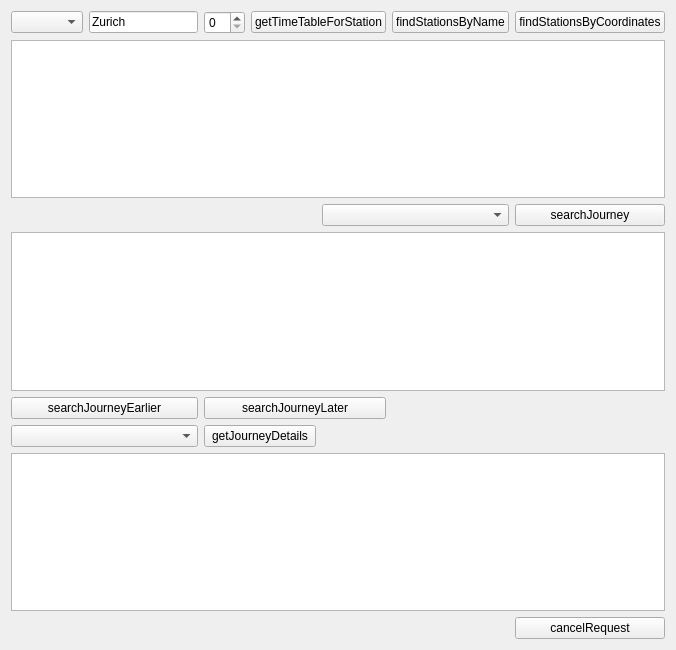
The window that src/gui/desktop-test/mainwindow.ui (smurfy/fahrplan) describes before a commit, drawn with Qt 5.
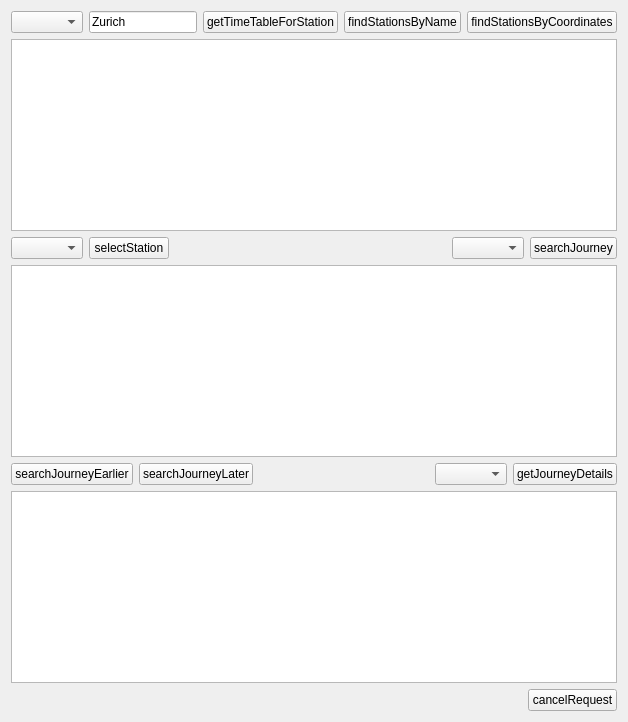
The same window after the commit.

Commit message:
Test UI: Ability to select any station from the search results
Also some small re-layout of the UI.

The edit to the form file:
```diff
--- a/src/gui/desktop-test/mainwindow.ui
+++ b/src/gui/desktop-test/mainwindow.ui
@@ -2,102 +2,156 @@
 <ui version="4.0">
  <class>MainWindow</class>
  <widget class="QMainWindow" name="MainWindow">
-  <property name="geometry">
-   <rect>
-    <x>0</x>
-    <y>0</y>
-    <width>676</width>
-    <height>650</height>
-   </rect>
-  </property>
   <property name="windowTitle">
    <string>MainWindow</string>
   </property>
   <widget class="QWidget" name="centralWidget">
-   <layout class="QGridLayout" name="gridLayout">
-    <item row="0" column="0">
+   <layout class="QVBoxLayout" name="verticalLayout">
+    <item>
+     <layout class="QHBoxLayout" name="horizontalLayout_2">
+      <item>
      <widget class="QComboBox" name="parser"/>
     </item>
-    <item row="0" column="1">
+      <item>
      <widget class="QLineEdit" name="stationName">
       <property name="text">
        <string>Zurich</string>
       </property>
      </widget>
     </item>
-    <item row="0" column="3" colspan="2">
+      <item>
      <widget class="QPushButton" name="getTimeTableForStation">
       <property name="text">
        <string>getTimeTableForStation</string>
       </property>
      </widget>
     </item>
-    <item row="0" column="5">
+      <item>
      <widget class="QPushButton" name="findStationsByName">
       <property name="text">
        <string>findStationsByName</string>
       </property>
      </widget>
     </item>
-    <item row="0" column="6">
+      <item>
      <widget class="QPushButton" name="findStationsByCoordinates">
       <property name="text">
        <string>findStationsByCoordinates</string>
       </property>
      </widget>
     </item>
-    <item row="1" column="0" colspan="7">
-     <widget class="QTextEdit" name="findStationResults"/>
+     </layout>
     </item>
-    <item row="2" column="6">
+    <item>
+     <widget class="QListView" name="stationsList"/>
+    </item>
+    <item>
+     <layout class="QHBoxLayout" name="horizontalLayout_5">
+      <item>
+       <widget class="QComboBox" name="stationType"/>
+      </item>
+      <item>
+       <widget class="QPushButton" name="selectStation">
+        <property name="text">
+         <string>selectStation</string>
+        </property>
+       </widget>
+      </item>
+      <item>
+       <spacer name="horizontalSpacer_5">
+        <property name="orientation">
+         <enum>Qt::Horizontal</enum>
+        </property>
+        <property name="sizeHint" stdset="0">
+         <size>
+          <width>40</width>
+          <height>20</height>
+         </size>
+        </property>
+       </spacer>
+      </item>
+      <item>
+       <widget class="QComboBox" name="trainRestrictions"/>
+      </item>
+      <item>
      <widget class="QPushButton" name="searchJourney">
       <property name="text">
        <string>searchJourney</string>
       </property>
      </widget>
     </item>
-    <item row="3" column="0" colspan="7">
+     </layout>
+    </item>
+    <item>
      <widget class="QTextEdit" name="searchJourneyResults"/>
     </item>
-    <item row="4" column="0" colspan="2">
+    <item>
+     <layout class="QHBoxLayout" name="horizontalLayout_3">
+      <item>
      <widget class="QPushButton" name="searchJourneyEarlier">
       <property name="text">
        <string>searchJourneyEarlier</string>
       </property>
      </widget>
     </item>
-    <item row="4" column="2" colspan="3">
+      <item>
      <widget class="QPushButton" name="searchJourneyLater">
       <property name="text">
        <string>searchJourneyLater</string>
       </property>
      </widget>
     </item>
-    <item row="5" column="0" colspan="2">
+      <item>
+       <spacer name="horizontalSpacer_4">
+        <property name="orientation">
+         <enum>Qt::Horizontal</enum>
+        </property>
+        <property name="sizeHint" stdset="0">
+         <size>
+          <width>40</width>
+          <height>20</height>
+         </size>
+        </property>
+       </spacer>
+      </item>
+      <item>
      <widget class="QComboBox" name="journeyResultItemIds"/>
     </item>
-    <item row="5" column="2" colspan="2">
+      <item>
      <widget class="QPushButton" name="getJourneyDetails">
       <property name="text">
        <string>getJourneyDetails</string>
       </property>
      </widget>
     </item>
-    <item row="6" column="0" colspan="7">
+     </layout>
+    </item>
+    <item>
      <widget class="QTextEdit" name="getJourneyDetailsResults"/>
     </item>
-    <item row="7" column="6">
+    <item>
+     <layout class="QHBoxLayout" name="horizontalLayout_4">
+      <item>
+       <spacer name="horizontalSpacer">
+        <property name="orientation">
+         <enum>Qt::Horizontal</enum>
+        </property>
+        <property name="sizeHint" stdset="0">
+         <size>
+          <width>40</width>
+          <height>20</height>
+         </size>
+        </property>
+       </spacer>
+      </item>
+      <item>
      <widget class="QPushButton" name="cancelRequest">
       <property name="text">
        <string>cancelRequest</string>
       </property>
      </widget>
     </item>
-    <item row="0" column="2">
-     <widget class="QSpinBox" name="stationIndex"/>
-    </item>
-    <item row="2" column="4" colspan="2">
-     <widget class="QComboBox" name="trainRestrictions"/>
+     </layout>
     </item>
    </layout>
   </widget>
```
Lines whose indentation alone changed are shown as unchanged. The commit also changes 3 other files.
